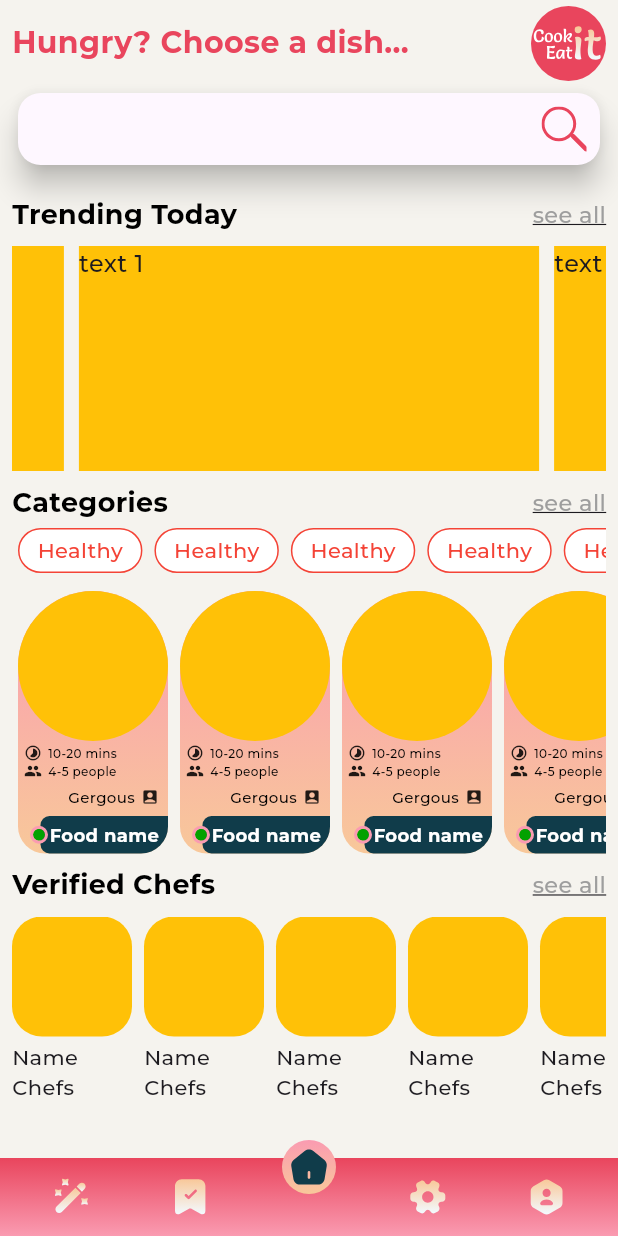
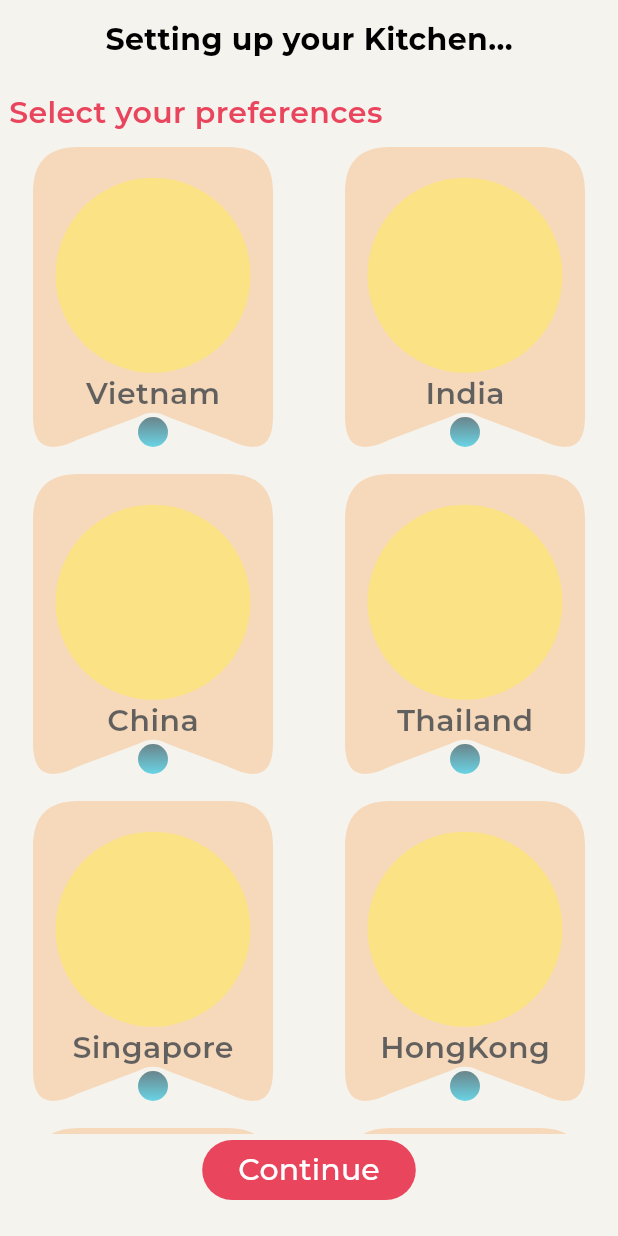
Before and after one commit to VuDucTruong/FoodRecipeApp, a Flutter app: the screen it shows after launch, on a phone screen of 412 x 824 dp. Run offline on Flutter 3.47's test engine with Material 3 defaults, Android fonts, the phone set to English and light mode, and no system bars; drawn by our look-alikes of carousel_slider; our stand-ins replace flutter_svg; project files that could hold a hidden picture were left out.

Commit message:
create UI preferences page 1
create a page in term of country food selection

```diff
--- a/food_recipe_app/lib/app/app.dart
+++ b/food_recipe_app/lib/app/app.dart
@@ -11,7 +11,7 @@ class MyApp extends StatelessWidget {
     return MaterialApp(
       debugShowCheckedModeBanner: false,
       onGenerateRoute: RouteGenerator.getRoute,
-      initialRoute: Routes.mainRoute,
+      initialRoute: Routes.settingPreferencesRoute,
       theme: getAppTheme(),
     );
   }
--- /dev/null
+++ b/food_recipe_app/lib/presentation/common/preference_object.dart
@@ -0,0 +1,9 @@
+class PreferenceObject {
+  String countryName;
+  bool isSelected;
+
+  PreferenceObject(this.countryName, this.isSelected);
+  void selectionChange() {
+    isSelected = !isSelected;
+  }
+}
--- a/food_recipe_app/lib/presentation/detail_food/detail_food_view.dart
+++ b/food_recipe_app/lib/presentation/detail_food/detail_food_view.dart
@@ -62,7 +62,8 @@ class _DetailFoodViewState extends State<DetailFoodView> {
                           color: ColorManager.secondaryColor,
                           fontSize: FontSize.s20)),
                   Container(
-                      margin: EdgeInsets.symmetric(vertical: 8),
+                      margin:
+                          const EdgeInsets.symmetric(vertical: AppMargin.m8),
                       child: Text(
                         'Ingredient 1\nIngredient 2\nIngredient 3',
                         style: getSemiBoldStyle(
@@ -73,7 +74,8 @@ class _DetailFoodViewState extends State<DetailFoodView> {
                           color: ColorManager.secondaryColor,
                           fontSize: FontSize.s20)),
                   Container(
-                      margin: EdgeInsets.symmetric(vertical: 8),
+                      margin:
+                          const EdgeInsets.symmetric(vertical: AppMargin.m8),
                       child: Text(
                         'Step 1\nStep 2\nStep 3',
                         style: getRegularStyle(
--- a/food_recipe_app/lib/presentation/edit_profile/edit_profile_view.dart
+++ b/food_recipe_app/lib/presentation/edit_profile/edit_profile_view.dart
@@ -122,6 +122,7 @@ class _EditProfileViewState extends State<EditProfileView> {
                   maxLines: null,
                   minLines: 1,
                   maxLength: 500,
+                  style: getRegularStyle(color: Colors.black),
                   decoration: const InputDecoration(
                     isDense: true,
                     contentPadding: EdgeInsets.zero,
@@ -158,6 +159,7 @@ class _EditProfileViewState extends State<EditProfileView> {
                   maxLines: null,
                   minLines: 1,
                   maxLength: 50,
+                  style: getRegularStyle(color: Colors.black),
                   decoration: const InputDecoration(
                     isDense: true,
                     contentPadding: EdgeInsets.zero,
@@ -191,6 +193,7 @@ class _EditProfileViewState extends State<EditProfileView> {
           ),
           Form(
               child: TextFormField(
+                  style: getRegularStyle(color: Colors.black),
                   maxLines: null,
                   minLines: 1,
                   decoration: const InputDecoration(
@@ -222,6 +225,7 @@ class _EditProfileViewState extends State<EditProfileView> {
           Expanded(
             child: Form(
                 child: TextFormField(
+                    style: getRegularStyle(color: Colors.black),
                     maxLines: null,
                     minLines: 1,
                     decoration: const InputDecoration(
--- a/food_recipe_app/lib/presentation/main/main_view.dart
+++ b/food_recipe_app/lib/presentation/main/main_view.dart
@@ -78,7 +78,8 @@ class _MainViewState extends State<MainView> {
                 : null,
             child: SvgPicture.asset(
               picturePath,
-              color: index == x ? ColorManager.darkBlueColor : null,
+              colorFilter: index == x ? ColorFilter.mode(
+                  ColorManager.darkBlueColor, BlendMode.srcIn) : null,
             )),
       ),
       onTap: () {
--- a/food_recipe_app/lib/presentation/resources/route_management.dart
+++ b/food_recipe_app/lib/presentation/resources/route_management.dart
@@ -7,6 +7,7 @@ import 'package:food_recipe_app/presentation/edit_profile/edit_profile_view.dart
 import 'package:food_recipe_app/presentation/login/login_view.dart';
 import 'package:food_recipe_app/presentation/main/main_view.dart';
 import 'package:food_recipe_app/presentation/resources/string_management.dart';
+import 'package:food_recipe_app/presentation/setting_preferences/setting_preferences_view.dart';
 
 import '../main/home/home_page.dart';
 
@@ -21,6 +22,7 @@ class Routes {
   static const String chefProfileRoute = '/chefProfile';
   static const String detailFoodRoute = '/detailFood';
   static const String editProfileRoute = '/editProfile';
+  static const String settingPreferencesRoute = '/settingPreferences';
 }
 
 class RouteGenerator {
@@ -50,6 +52,10 @@ class RouteGenerator {
         return MaterialPageRoute(
           builder: (context) => const EditProfileView(),
         );
+      case Routes.settingPreferencesRoute:
+        return MaterialPageRoute(
+          builder: (context) => const SettingPreferencesView(),
+        );
       default:
         return undefinedRoute();
     }
--- a/food_recipe_app/lib/presentation/resources/value_manament.dart
+++ b/food_recipe_app/lib/presentation/resources/value_manament.dart
@@ -4,6 +4,7 @@ class AppMargin {
   static const double m12 = 12;
   static const double m11 = 11;
   static const double m6 = 6;
+  static const double m3 = 3;
 }
 
 class AppPadding {
--- /dev/null
+++ b/food_recipe_app/lib/presentation/setting_preferences/setting_preferences_view.dart
@@ -0,0 +1,197 @@
+import 'dart:math';
+
+import 'package:flutter/cupertino.dart';
+import 'package:flutter/material.dart';
+import 'package:food_recipe_app/presentation/resources/color_management.dart';
+import 'package:food_recipe_app/presentation/resources/string_management.dart';
+import 'package:food_recipe_app/presentation/resources/style_management.dart';
+
+import '../resources/font_manager.dart';
+import '../resources/value_manament.dart';
+
+class SettingPreferencesView extends StatefulWidget {
+  const SettingPreferencesView({super.key});
+
+  @override
+  _SettingPreferencesViewState createState() {
+    return _SettingPreferencesViewState();
+  }
+}
+
+class _SettingPreferencesViewState extends State<SettingPreferencesView> {
+  List<String> countryList = [
+    "Vietnam",
+    "India",
+    "China",
+    "Thailand",
+    "Singapore",
+    "HongKong",
+    "America",
+    "England",
+    "Turkey",
+    "Laos"
+  ];
+
+  Map<int, bool> preferencesMap = {};
+
+  @override
+  void initState() {
+    preferencesMap = {for (int i = 0; i < countryList.length; i++) i: false};
+    super.initState();
+  }
+
+  @override
+  Widget build(BuildContext context) {
+    // TODO: implement build
+    return Scaffold(
+      resizeToAvoidBottomInset: false,
+      body: SafeArea(
+        child: Container(
+          margin: const EdgeInsets.symmetric(horizontal: AppMargin.m6),
+          child: Column(
+            crossAxisAlignment: CrossAxisAlignment.start,
+            children: [
+              Center(
+                child: Padding(
+                  padding: const EdgeInsets.all(AppPadding.p12),
+                  child: Text(
+                    AppStrings.setUpKitchen,
+                    style: getBoldStyle(
+                        color: Colors.black, fontSize: FontSize.s20),
+                  ),
+                ),
+              ),
+              Container(
+                  margin: const EdgeInsets.symmetric(vertical: AppMargin.m8),
+                  child: Text(
+                    AppStrings.selectPreferences,
+                    style: getSemiBoldStyle(
+                        color: ColorManager.secondaryColor,
+                        fontSize: FontSize.s20),
+                  )),
+              Expanded(
+                child: GridView.builder(
+                  gridDelegate: const SliverGridDelegateWithFixedCrossAxisCount(
+                      crossAxisCount: 2,
+                      mainAxisSpacing: 8, // Khoảng cách giữa các hàng
+                      // Khoảng cách giữa các cột
+                      crossAxisSpacing: 16,
+                      mainAxisExtent: 210),
+                  itemCount: countryList.length, // Tổng số item
+                  itemBuilder: (BuildContext context, int index) {
+                    return _getItemPreference(index);
+                  },
+                ),
+              ),
+              Center(
+                  child: FilledButton(
+                      onPressed: () {},
+                      child: Text(
+                        AppStrings.continueOnly,
+                        style: getMediumStyle(
+                            color: Colors.white, fontSize: FontSize.s20),
+                      ))),
+              const SizedBox(
+                height: AppSize.s20,
+              )
+            ],
+          ),
+        ),
+      ),
+    );
+  }
+
+  Widget _getItemPreference(int index) {
+    return InkWell(
+      splashColor: Colors.transparent,
+      onTap: () {
+        setState(() {
+          preferencesMap[index] = !preferencesMap[index]!;
+        });
+      },
+      child: AnimatedOpacity(
+        duration: Durations.short1,
+        opacity: preferencesMap[index] ?? false ? 1 : 0.6,
+        child: Stack(alignment: AlignmentDirectional.center, children: [
+          Container(
+            margin: const EdgeInsets.symmetric(horizontal: AppMargin.m3),
+            width: 160,
+            height: 210,
+            child: ClipPath(
+              clipper: MyPath(),
+              child: Container(
+                transform: Matrix4.translationValues(0, -5, 0),
+                color: ColorManager.whiteOrangeColor,
+                child: Column(
+                  mainAxisAlignment: MainAxisAlignment.center,
+                  children: [
+                    const CircleAvatar(
+                      backgroundColor: Colors.amberAccent,
+                      radius: 65,
+                    ),
+                    Text(
+                      maxLines: 1,
+                      overflow: TextOverflow.ellipsis,
+                      countryList[index],
+                      style: getSemiBoldStyle(
+                          color: Colors.black, fontSize: FontSize.s20),
+                    ),
+                  ],
+                ),
+              ),
+            ),
+          ),
+          Positioned(
+              bottom: 10,
+              child: Container(
+                width: 20,
+                height: 20,
+                decoration: BoxDecoration(
+                    gradient: ColorManager.linearGradientDarkBlue,
+                    borderRadius: BorderRadius.circular(45)),
+              ))
+        ]),
+      ),
+    );
+  }
+}
+
+class MyPath extends CustomClipper<Path> {
+  double curve;
+  double gap;
+
+  MyPath({this.curve = 30, this.gap = 10});
+
+  @override
+  Path getClip(Size size) {
+    // TODO: implement getClip
+    Path path = Path();
+
+    path.moveTo(0, curve);
+
+    path.quadraticBezierTo(0, 0, curve, 0);
+    path.lineTo(size.width - curve, 0);
+    path.quadraticBezierTo(size.width, 0, size.width, curve);
+
+    path.lineTo(size.width, size.height - curve);
+    path.quadraticBezierTo(
+        size.width, size.height, size.width - curve, size.height - curve / 2);
+    path.lineTo(size.width / 2 + gap, size.height - curve);
+    path.quadraticBezierTo(
+        size.width / 2,
+        size.height - gap * tan(pi / 6) - curve,
+        size.width / 2 - gap,
+        size.height - curve);
+    path.lineTo(curve, size.height - curve / 2);
+    path.quadraticBezierTo(0, size.height, 0, size.height - curve);
+    //path.lineTo(0, size.height);
+
+    return path;
+  }
+
+  @override
+  bool shouldReclip(covariant CustomClipper<Path> oldClipper) {
+    // TODO: implement shouldReclip
+    return false;
+  }
+}
```
